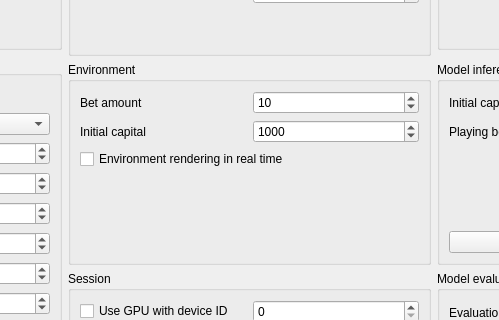
Before: the Qt Designer form FAIRS/app/assets/window_layout.ui in CTCycle/FAIRS-Roulette-Player, drawn with Qt 5; both pictures show x 330 to 829 and y 324 to 644 of the 1159 by 853 pixel window.
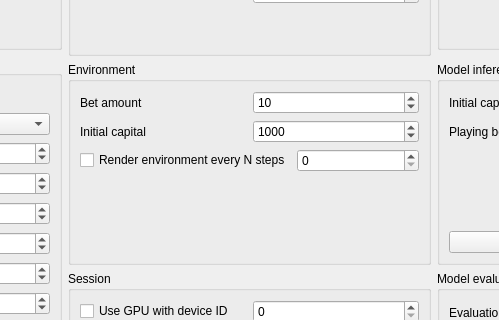
After: the same form once the commit is applied. The open tabs and pages were chosen to show the change.

Commit message: added spin box for environment rendering frequency

The edit to the form file:
```diff
--- a/FAIRS/app/assets/window_layout.ui
+++ b/FAIRS/app/assets/window_layout.ui
@@ -172,7 +172,7 @@
            <property name="geometry">
             <rect>
              <x>0</x>
-             <y>0</y>
+             <y>-27</y>
              <width>1094</width>
              <height>807</height>
             </rect>
@@ -636,11 +636,18 @@
                 </layout>
                </item>
                <item>
+                <layout class="QHBoxLayout" name="horizontalLayout_24">
+                 <item>
                 <widget class="QCheckBox" name="renderEnv">
                  <property name="text">
-                  <string>Environment rendering in real time</string>
-                 </property>
-                </widget>
+                    <string>Render environment every N steps</string>
+                   </property>
+                  </widget>
+                 </item>
+                 <item>
+                  <widget class="QSpinBox" name="renderUpFreq"/>
+                 </item>
+                </layout>
                </item>
                <item>
                 <spacer name="verticalSpacer_4">
```
Lines whose indentation alone changed are shown as unchanged. The commit also changes 6 other files.
